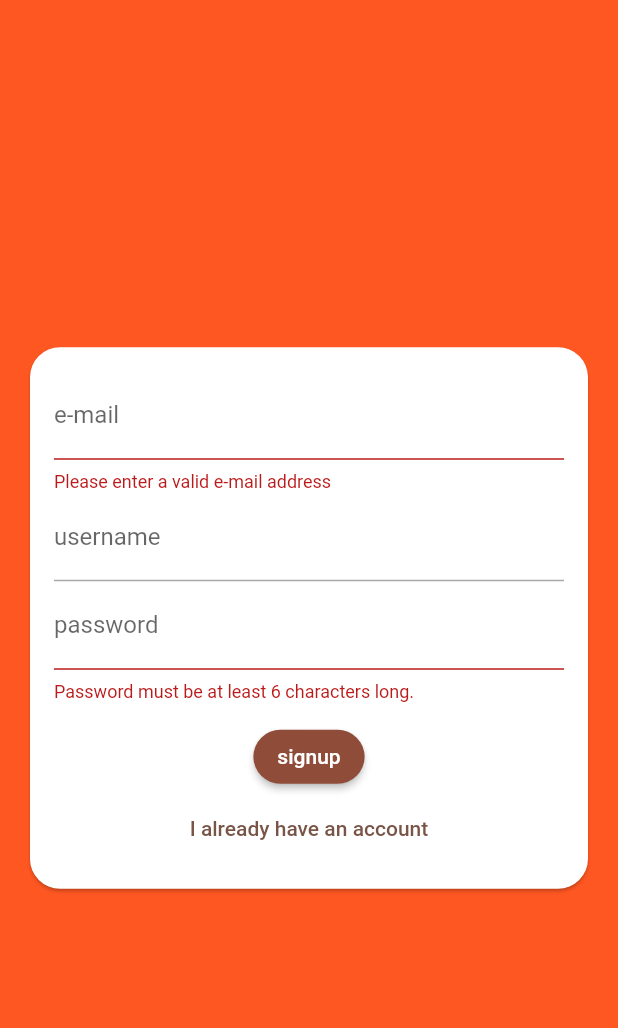
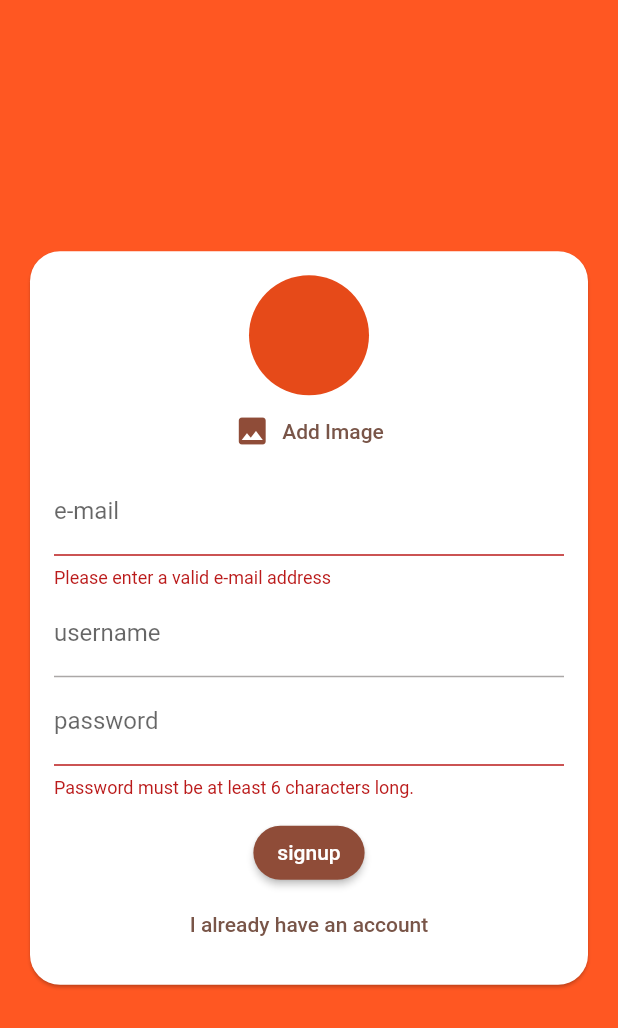
Before and after one commit to denosg/chat_app, a Flutter app: the screen it shows after launch, after a tap on "login", after a tap on "Create new account", on a phone screen of 412 x 824 dp. Shown: the top 1028 px of the screen. Run offline on Flutter 3.47's test engine with Material 2 defaults, Android fonts, the phone set to English and light mode, and no system bars; our stand-ins replace cloud_firestore, firebase_auth, firebase_core, flutter_dotenv, image_picker; accounts and stored records are empty.

Commit message:
image picker from camera

```diff
--- a/lib/widgets/auth/auth_form.dart
+++ b/lib/widgets/auth/auth_form.dart
@@ -1,3 +1,4 @@
+import 'package:chat_app/widgets/auth/pickers/user_image_picker.dart';
 import 'package:flutter/material.dart';
 
 class AuthForm extends StatefulWidget {
@@ -54,6 +55,7 @@ class _AuthFormState extends State<AuthForm> {
               child: Column(
                 mainAxisSize: MainAxisSize.min,
                 children: [
+                  if (!_isLogin) const UserImagePicker(),
                   TextFormField(
                     key: const ValueKey('e-mail'),
                     validator: (value) {
--- /dev/null
+++ b/lib/widgets/auth/pickers/user_image_picker.dart
@@ -0,0 +1,49 @@
+import 'dart:io';
+
+import 'package:flutter/material.dart';
+import 'package:image_picker/image_picker.dart';
+
+class UserImagePicker extends StatefulWidget {
+  const UserImagePicker({super.key});
+
+  @override
+  State<UserImagePicker> createState() => _UserImagePickerState();
+}
+
+class _UserImagePickerState extends State<UserImagePicker> {
+  XFile? _pickedImage;
+  File? newPhoto;
+
+  void _pickImage() async {
+    final ImagePicker picker = ImagePicker();
+    // Capture a photo.
+    final XFile? pickedImageFile =
+        await picker.pickImage(source: ImageSource.camera);
+    setState(() {
+      _pickedImage = pickedImageFile;
+    });
+    newPhoto = File(_pickedImage!.path);
+  }
+
+  @override
+  Widget build(BuildContext context) {
+    return Column(
+      children: [
+        CircleAvatar(
+          radius: 40,
+          backgroundImage: newPhoto == null ? null : FileImage(newPhoto!),
+        ),
+        TextButton.icon(
+          onPressed: _pickImage,
+          icon: const Icon(Icons.image),
+          label: Text(
+            'Add Image',
+            style: TextStyle(
+              color: Theme.of(context).colorScheme.secondary,
+            ),
+          ),
+        ),
+      ],
+    );
+  }
+}
--- a/pubspec.yaml
+++ b/pubspec.yaml
@@ -39,6 +39,7 @@ dependencies:
   firebase_core: ^2.9.0
   cloud_firestore: ^4.5.1
   firebase_auth: ^4.4.2
+  image_picker: ^0.8.7+4
 
 dev_dependencies:
   flutter_test:
```
Also changed, not shown: pubspec.lock, 1 other file.
